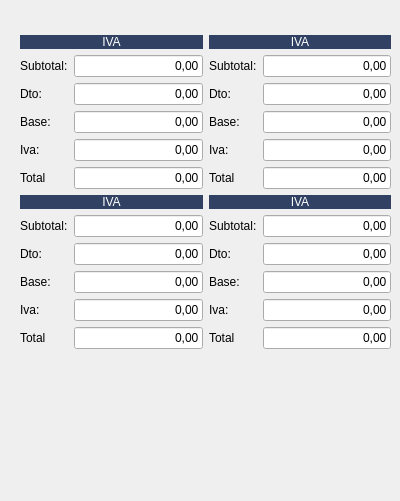
Above: barraavisos.ui from arcnexus/RedFoX before the change. Below: the same form after it.
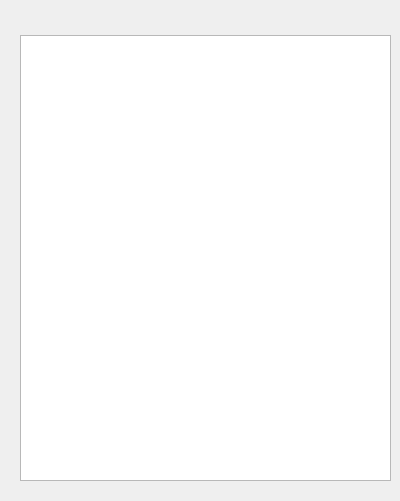
That is the form after the change. The open tabs and pages were chosen to show the change. Icons and pictures are not drawn.

```diff
--- a/barraavisos.ui
+++ b/barraavisos.ui
@@ -73,419 +73,6 @@
        </item>
       </layout>
      </widget>
-     <widget class="QWidget" name="tpv_desgloses">
-      <layout class="QGridLayout" name="gridLayout_2">
-       <item row="0" column="0" colspan="2">
-        <widget class="QLabel" name="lbldesglose1">
-         <property name="styleSheet">
-          <string notr="true">background-color: #304163;
-color: rgb(255, 255, 255);</string>
-         </property>
-         <property name="text">
-          <string>IVA</string>
-         </property>
-         <property name="alignment">
-          <set>Qt::AlignCenter</set>
-         </property>
-        </widget>
-       </item>
-       <item row="0" column="2" colspan="2">
-        <widget class="QLabel" name="lbldesglose3">
-         <property name="styleSheet">
-          <string notr="true">background-color: #304163;
-color: rgb(255, 255, 255);</string>
-         </property>
-         <property name="text">
-          <string>IVA</string>
-         </property>
-         <property name="alignment">
-          <set>Qt::AlignCenter</set>
-         </property>
-        </widget>
-       </item>
-       <item row="1" column="0">
-        <widget class="QLabel" name="label_8">
-         <property name="text">
-          <string>Subtotal:</string>
-         </property>
-        </widget>
-       </item>
-       <item row="1" column="1">
-        <widget class="QLineEdit" name="txtSubtotal1">
-         <property name="text">
-          <string>0,00</string>
-         </property>
-         <property name="alignment">
-          <set>Qt::AlignRight|Qt::AlignTrailing|Qt::AlignVCenter</set>
-         </property>
-        </widget>
-       </item>
-       <item row="1" column="2">
-        <widget class="QLabel" name="label_40">
-         <property name="text">
-          <string>Subtotal:</string>
-         </property>
-        </widget>
-       </item>
-       <item row="1" column="3">
-        <widget class="QLineEdit" name="txtSubtotal3">
-         <property name="text">
-          <string>0,00</string>
-         </property>
-         <property name="alignment">
-          <set>Qt::AlignRight|Qt::AlignTrailing|Qt::AlignVCenter</set>
-         </property>
-        </widget>
-       </item>
-       <item row="2" column="0">
-        <widget class="QLabel" name="label_32">
-         <property name="text">
-          <string>Dto:</string>
-         </property>
-        </widget>
-       </item>
-       <item row="2" column="1">
-        <widget class="QLineEdit" name="txtDto1">
-         <property name="text">
-          <string>0,00</string>
-         </property>
-         <property name="alignment">
-          <set>Qt::AlignRight|Qt::AlignTrailing|Qt::AlignVCenter</set>
-         </property>
-        </widget>
-       </item>
-       <item row="2" column="2">
-        <widget class="QLabel" name="label_39">
-         <property name="text">
-          <string>Dto:</string>
-         </property>
-        </widget>
-       </item>
-       <item row="2" column="3">
-        <widget class="QLineEdit" name="txtDto3">
-         <property name="text">
-          <string>0,00</string>
-         </property>
-         <property name="alignment">
-          <set>Qt::AlignRight|Qt::AlignTrailing|Qt::AlignVCenter</set>
-         </property>
-        </widget>
-       </item>
-       <item row="3" column="0">
-        <widget class="QLabel" name="label_31">
-         <property name="text">
-          <string>Base:</string>
-         </property>
-        </widget>
-       </item>
-       <item row="3" column="1">
-        <widget class="QLineEdit" name="txtBase1">
-         <property name="text">
-          <string>0,00</string>
-         </property>
-         <property name="alignment">
-          <set>Qt::AlignRight|Qt::AlignTrailing|Qt::AlignVCenter</set>
-         </property>
-        </widget>
-       </item>
-       <item row="3" column="2">
-        <widget class="QLabel" name="label_44">
-         <property name="text">
-          <string>Base:</string>
-         </property>
-        </widget>
-       </item>
-       <item row="3" column="3">
-        <widget class="QLineEdit" name="txtBase3">
-         <property name="text">
-          <string>0,00</string>
-         </property>
-         <property name="alignment">
-          <set>Qt::AlignRight|Qt::AlignTrailing|Qt::AlignVCenter</set>
-         </property>
-        </widget>
-       </item>
-       <item row="4" column="0">
-        <widget class="QLabel" name="lblIva1">
-         <property name="text">
-          <string>Iva:</string>
-         </property>
-        </widget>
-       </item>
-       <item row="4" column="1">
-        <widget class="QLineEdit" name="txtIva1">
-         <property name="text">
-          <string>0,00</string>
-         </property>
-         <property name="alignment">
-          <set>Qt::AlignRight|Qt::AlignTrailing|Qt::AlignVCenter</set>
-         </property>
-        </widget>
-       </item>
-       <item row="4" column="2">
-        <widget class="QLabel" name="lblIva1_3">
-         <property name="text">
-          <string>Iva:</string>
-         </property>
-        </widget>
-       </item>
-       <item row="4" column="3">
-        <widget class="QLineEdit" name="txtIva3">
-         <property name="text">
-          <string>0,00</string>
-         </property>
-         <property name="alignment">
-          <set>Qt::AlignRight|Qt::AlignTrailing|Qt::AlignVCenter</set>
-         </property>
-        </widget>
-       </item>
-       <item row="5" column="0">
-        <widget class="QLabel" name="label_33">
-         <property name="text">
-          <string>Total</string>
-         </property>
-        </widget>
-       </item>
-       <item row="5" column="1">
-        <widget class="QLineEdit" name="txtTotal1">
-         <property name="text">
-          <string>0,00</string>
-         </property>
-         <property name="alignment">
-          <set>Qt::AlignRight|Qt::AlignTrailing|Qt::AlignVCenter</set>
-         </property>
-        </widget>
-       </item>
-       <item row="5" column="2">
-        <widget class="QLabel" name="label_43">
-         <property name="text">
-          <string>Total</string>
-         </property>
-        </widget>
-       </item>
-       <item row="5" column="3">
-        <widget class="QLineEdit" name="txtTotal3">
-         <property name="text">
-          <string>0,00</string>
-         </property>
-         <property name="alignment">
-          <set>Qt::AlignRight|Qt::AlignTrailing|Qt::AlignVCenter</set>
-         </property>
-        </widget>
-       </item>
-       <item row="6" column="0" colspan="2">
-        <widget class="QLabel" name="lbldesglose2">
-         <property name="styleSheet">
-          <string notr="true">background-color: #304163;
-color: rgb(255, 255, 255);</string>
-         </property>
-         <property name="text">
-          <string>IVA</string>
-         </property>
-         <property name="alignment">
-          <set>Qt::AlignCenter</set>
-         </property>
-        </widget>
-       </item>
-       <item row="6" column="2" colspan="2">
-        <widget class="QLabel" name="lbldesglose4">
-         <property name="styleSheet">
-          <string notr="true">background-color: #304163;
-color: rgb(255, 255, 255);</string>
-         </property>
-         <property name="text">
-          <string>IVA</string>
-         </property>
-         <property name="alignment">
-          <set>Qt::AlignCenter</set>
-         </property>
-        </widget>
-       </item>
-       <item row="7" column="0">
-        <widget class="QLabel" name="label_37">
-         <property name="text">
-          <string>Subtotal:</string>
-         </property>
-        </widget>
-       </item>
-       <item row="7" column="1">
-        <widget class="QLineEdit" name="txtSubtotal2">
-         <property name="text">
-          <string>0,00</string>
-         </property>
-         <property name="alignment">
-          <set>Qt::AlignRight|Qt::AlignTrailing|Qt::AlignVCenter</set>
-         </property>
-        </widget>
-       </item>
-       <item row="7" column="2">
-        <widget class="QLabel" name="label_38">
-         <property name="text">
-          <string>Subtotal:</string>
-         </property>
-        </widget>
-       </item>
-       <item row="7" column="3">
-        <widget class="QLineEdit" name="txtSubtotal4">
-         <property name="text">
-          <string>0,00</string>
-         </property>
-         <property name="alignment">
-          <set>Qt::AlignRight|Qt::AlignTrailing|Qt::AlignVCenter</set>
-         </property>
-        </widget>
-       </item>
-       <item row="8" column="0">
-        <widget class="QLabel" name="label_34">
-         <property name="text">
-          <string>Dto:</string>
-         </property>
-        </widget>
-       </item>
-       <item row="8" column="1">
-        <widget class="QLineEdit" name="txtDto2">
-         <property name="text">
-          <string>0,00</string>
-         </property>
-         <property name="alignment">
-          <set>Qt::AlignRight|Qt::AlignTrailing|Qt::AlignVCenter</set>
-         </property>
-        </widget>
-       </item>
-       <item row="8" column="2">
-        <widget class="QLabel" name="label_42">
-         <property name="text">
-          <string>Dto:</string>
-         </property>
-        </widget>
-       </item>
-       <item row="8" column="3">
-        <widget class="QLineEdit" name="txtDto4">
-         <property name="text">
-          <string>0,00</string>
-         </property>
-         <property name="alignment">
-          <set>Qt::AlignRight|Qt::AlignTrailing|Qt::AlignVCenter</set>
-         </property>
-        </widget>
-       </item>
-       <item row="9" column="0">
-        <widget class="QLabel" name="label_36">
-         <property name="text">
-          <string>Base:</string>
-         </property>
-        </widget>
-       </item>
-       <item row="9" column="1">
-        <widget class="QLineEdit" name="txtBase2">
-         <property name="text">
-          <string>0,00</string>
-         </property>
-         <property name="alignment">
-          <set>Qt::AlignRight|Qt::AlignTrailing|Qt::AlignVCenter</set>
-         </property>
-        </widget>
-       </item>
-       <item row="9" column="2">
-        <widget class="QLabel" name="label_45">
-         <property name="text">
-          <string>Base:</string>
-         </property>
-        </widget>
-       </item>
-       <item row="9" column="3">
-        <widget class="QLineEdit" name="txtBase4">
-         <property name="text">
-          <string>0,00</string>
-         </property>
-         <property name="alignment">
-          <set>Qt::AlignRight|Qt::AlignTrailing|Qt::AlignVCenter</set>
-         </property>
-        </widget>
-       </item>
-       <item row="10" column="0">
-        <widget class="QLabel" name="lblIva1_2">
-         <property name="text">
-          <string>Iva:</string>
-         </property>
-        </widget>
-       </item>
-       <item row="10" column="1">
-        <widget class="QLineEdit" name="txtIva2">
-         <property name="text">
-          <string>0,00</string>
-         </property>
-         <property name="alignment">
-          <set>Qt::AlignRight|Qt::AlignTrailing|Qt::AlignVCenter</set>
-         </property>
-        </widget>
-       </item>
-       <item row="10" column="2">
-        <widget class="QLabel" name="lblIva1_4">
-         <property name="text">
-          <string>Iva:</string>
-         </property>
-        </widget>
-       </item>
-       <item row="10" column="3">
-        <widget class="QLineEdit" name="txtIva4">
-         <property name="text">
-          <string>0,00</string>
-         </property>
-         <property name="alignment">
-          <set>Qt::AlignRight|Qt::AlignTrailing|Qt::AlignVCenter</set>
-         </property>
-        </widget>
-       </item>
-       <item row="11" column="0">
-        <widget class="QLabel" name="label_35">
-         <property name="text">
-          <string>Total</string>
-         </property>
-        </widget>
-       </item>
-       <item row="11" column="1">
-        <widget class="QLineEdit" name="txtTotal2">
-         <property name="text">
-          <string>0,00</string>
-         </property>
-         <property name="alignment">
-          <set>Qt::AlignRight|Qt::AlignTrailing|Qt::AlignVCenter</set>
-         </property>
-        </widget>
-       </item>
-       <item row="11" column="2">
-        <widget class="QLabel" name="label_41">
-         <property name="text">
-          <string>Total</string>
-         </property>
-        </widget>
-       </item>
-       <item row="11" column="3">
-        <widget class="QLineEdit" name="txtTotal4">
-         <property name="text">
-          <string>0,00</string>
-         </property>
-         <property name="alignment">
-          <set>Qt::AlignRight|Qt::AlignTrailing|Qt::AlignVCenter</set>
-         </property>
-        </widget>
-       </item>
-       <item row="12" column="1">
-        <spacer name="verticalSpacer_4">
-         <property name="orientation">
-          <enum>Qt::Vertical</enum>
-         </property>
-         <property name="sizeHint" stdset="0">
-          <size>
-           <width>20</width>
-           <height>111</height>
-          </size>
-         </property>
-        </spacer>
-       </item>
-      </layout>
-     </widget>
     </widget>
    </item>
   </layout>
```
